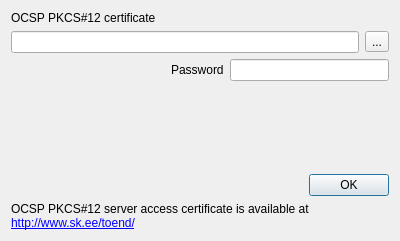
Old version of the form client/ui/RegisterP12.ui in the repository open-eid/qdigidoc.
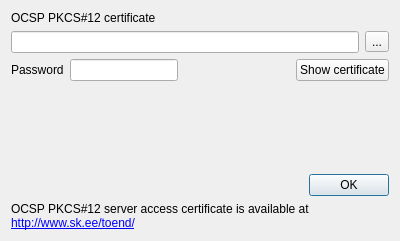
New version of the form. Icons and pictures are not drawn.

Commit message:
Validate PKCS12 password and show error
Ticket: 1218

The edit to the form file:
```diff
--- a/client/ui/RegisterP12.ui
+++ b/client/ui/RegisterP12.ui
@@ -41,6 +41,27 @@
    </item>
    <item>
     <layout class="QHBoxLayout" name="p12PassLayout">
+     <item>
+      <widget class="QLabel" name="p12PassLabel">
+       <property name="text">
+        <string>Password</string>
+       </property>
+      </widget>
+     </item>
+     <item>
+      <widget class="QLineEdit" name="p12Pass">
+       <property name="echoMode">
+        <enum>QLineEdit::Password</enum>
+       </property>
+      </widget>
+     </item>
+     <item>
+      <widget class="QLabel" name="p12Error">
+       <property name="styleSheet">
+        <string notr="true">color: red;</string>
+       </property>
+      </widget>
+     </item>
      <item>
       <spacer name="p12PassSpacer">
        <property name="orientation">
@@ -55,16 +76,9 @@
       </spacer>
      </item>
      <item>
-      <widget class="QLabel" name="p12PassLabel">
+      <widget class="QPushButton" name="showP12Cert">
        <property name="text">
-        <string>Password</string>
-       </property>
-      </widget>
-     </item>
-     <item>
-      <widget class="QLineEdit" name="p12Pass">
-       <property name="echoMode">
-        <enum>QLineEdit::Password</enum>
+        <string>Show certificate</string>
        </property>
       </widget>
      </item>
```
Left out of the diff: 4 changed lines with no effect on the pictures. The commit also changes 8 other files.
